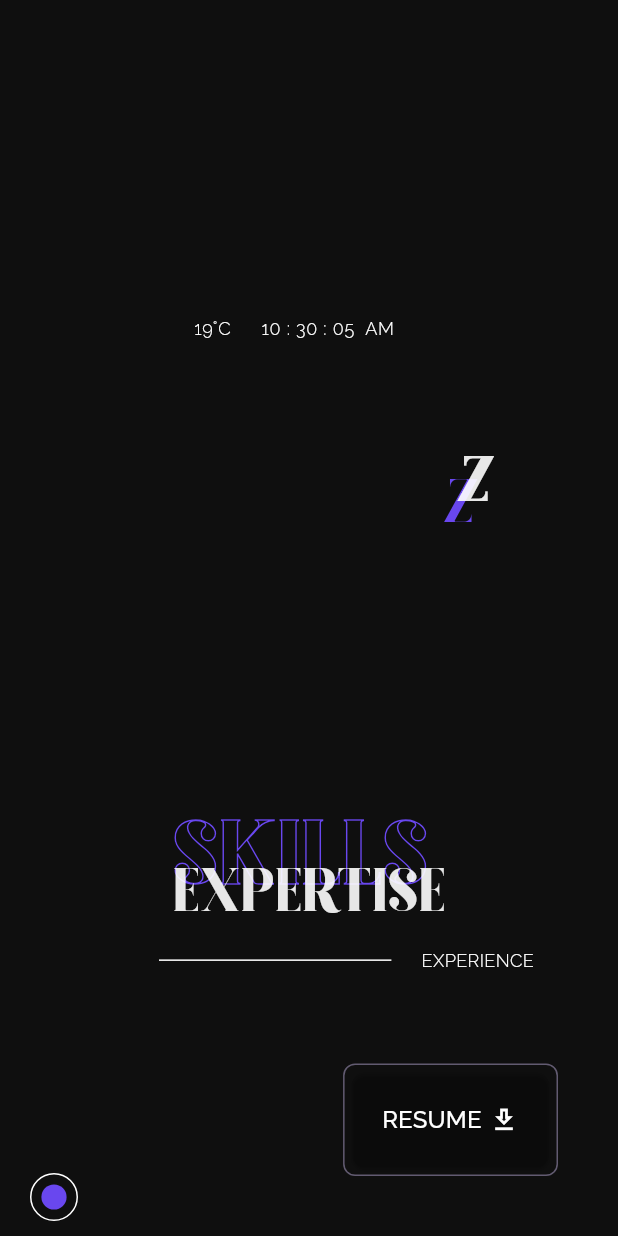
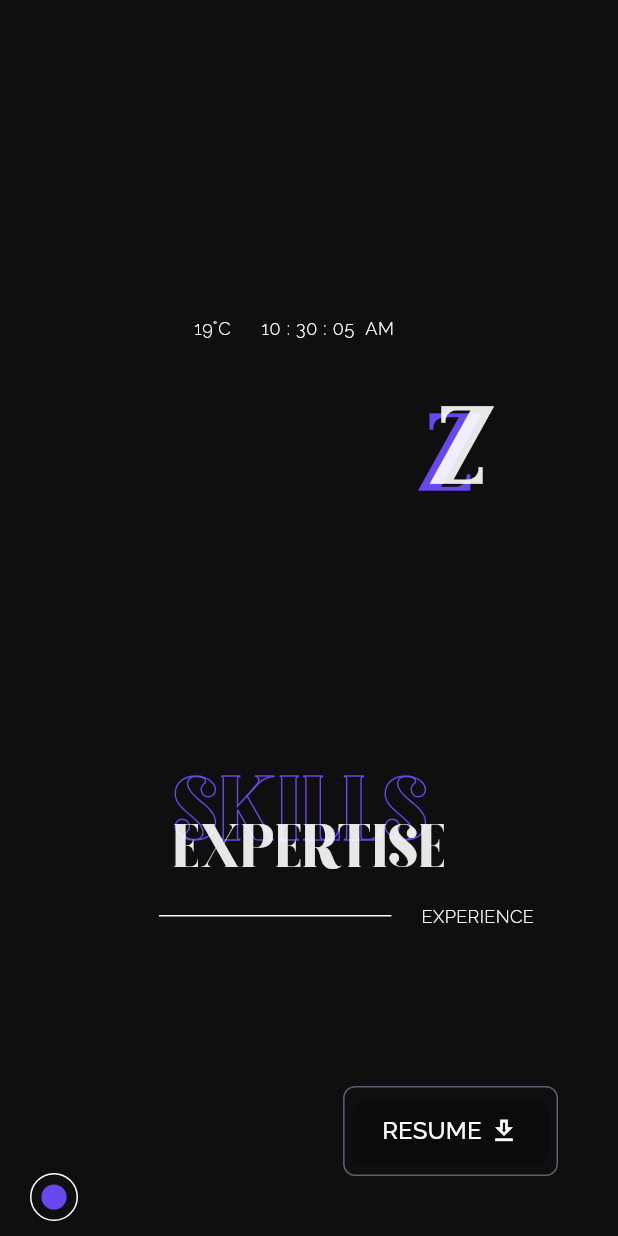
Before and after one commit to haxgert/portfolio, a Flutter app: the screen it shows after launch, scrolled down 576 dp, after a tap on "RESUME", on a phone screen of 412 x 824 dp. Run offline on Flutter 3.47's test engine with Material 3 defaults, Android fonts, the phone set to English and light mode, and no system bars; drawn by our look-alikes of animated_flip_counter, auto_size_text, entry; our stand-ins replace delightful_toast, flutter_svg, go_router, shared_preferences, visibility_detector; missing offline and left inert: flutter_mailer.

Commit message:
responsive issues fix

```diff
--- a/lib/view/pages/home/home_page.dart
+++ b/lib/view/pages/home/home_page.dart
@@ -1,4 +1,5 @@
 import 'package:flutter/material.dart';
+import 'package:muzammil_hussain/extensions/context_ext.dart';
 import 'package:provider/provider.dart';
 
 import '../../../providers/app_state_provider.dart';
@@ -41,9 +42,13 @@ class _HomePageState extends State<HomePage> {
                             : null,
                         children: [
                           HeroView(scrollController: _scrollController),
+                          _HomePageSpacer(),
                           ExperienceView(),
+                          _HomePageSpacer(),
                           RecentWorksView(),
+                          _HomePageSpacer(),
                           ProjectProcessView(),
+                          _HomePageSpacer(),
                           ContactMeView(),
                           FooterView(),
                         ],
@@ -57,3 +62,12 @@ class _HomePageState extends State<HomePage> {
     );
   }
 }
+
+class _HomePageSpacer extends StatelessWidget {
+  const _HomePageSpacer({super.key});
+
+  @override
+  Widget build(BuildContext context) {
+    return SizedBox(height: context.isMobile ? 300 : 400);
+  }
+}
--- a/lib/view/pages/home/views/experience_view.dart
+++ b/lib/view/pages/home/views/experience_view.dart
@@ -16,7 +16,6 @@ class ExperienceView extends StatelessWidget {
     return Column(
       crossAxisAlignment: CrossAxisAlignment.center,
       children: [
-        SizedBox(height: MediaQuery.of(context).size.height * 0.4),
         SectionTitle(
           backgroundText: "SKILLS",
           foreGroundText: "EXPERTISE",
@@ -54,7 +53,7 @@ class ExperienceView extends StatelessWidget {
             ],
           ),
         ),
-        SizedBox(height: 180),
+        SizedBox(height: 50),
         AppButton(
           onTap: () => context.go(Routes.experience),
           child: Row(
--- a/lib/view/pages/home/views/hero_view.dart
+++ b/lib/view/pages/home/views/hero_view.dart
@@ -94,7 +94,7 @@ class _HeroViewState extends State<HeroView> {
                   bottom: _isScrolled
                       ? 300
                       : context.isMobile
-                          ? 300
+                          ? 130
                           : 150,
                   child: OverlappingHeroText(
                     text: "U",
--- a/lib/view/pages/home/views/project_process_web.dart
+++ b/lib/view/pages/home/views/project_process_web.dart
@@ -18,9 +18,6 @@ class ProjectProcessView extends StatelessWidget {
       width: MediaQuery.of(context).size.width,
       child: Column(
         children: [
-          SizedBox(
-            height: MediaQuery.of(context).size.height * 0.3,
-          ),
           SectionTitle(
             backgroundText: "PROCESS",
             foreGroundText: "PROJECT PROCESS",
--- a/lib/view/pages/home/views/recent_works_view.dart
+++ b/lib/view/pages/home/views/recent_works_view.dart
@@ -19,7 +19,6 @@ class RecentWorksView extends StatelessWidget {
   Widget build(BuildContext context) {
     return Column(
       children: [
-        SizedBox(height: 300),
         SectionTitle(
           backgroundText: "WORKS",
           foreGroundText: "RECENT WORKS",
--- a/lib/view/router/router.dart
+++ b/lib/view/router/router.dart
@@ -1,3 +1,4 @@
+import 'package:flutter/material.dart';
 import 'package:go_router/go_router.dart';
 import 'package:muzammil_hussain/view/pages/experience/experience_page.dart';
 import 'package:muzammil_hussain/view/router/route_transition.dart';
@@ -12,23 +13,58 @@ final router = GoRouter(
   routes: [
     GoRoute(
       path: Routes.home,
-      builder: (context, state) => HomePage(),
+      pageBuilder: (context, state) => _buildPageWithDefaultTransition(
+        context: context,
+        state: state,
+        child: HomePage(),
+      ),
     ),
     GoRoute(
       path: Routes.contact,
-      builder: (context, state) => ContactPage(),
+      pageBuilder: (context, state) => _buildPageWithDefaultTransition(
+        context: context,
+        state: state,
+        child: ContactPage(),
+      ),
     ),
     GoRoute(
       path: Routes.about,
-      builder: (context, state) => AboutPage(),
+      pageBuilder: (context, state) => _buildPageWithDefaultTransition(
+        context: context,
+        state: state,
+        child: AboutPage(),
+      ),
     ),
     GoRoute(
       path: Routes.works,
-      builder: (context, state) => WorksPage(),
+      // builder: (context, state) => WorksPage(),
+      pageBuilder: (context, state) => _buildPageWithDefaultTransition(
+        context: context,
+        state: state,
+        child: WorksPage(),
+      ),
     ),
     GoRoute(
       path: Routes.experience,
-      builder: (context, state) => ExperiencePage(),
+      // builder: (context, state) => ExperiencePage(),
+      pageBuilder: (context, state) => _buildPageWithDefaultTransition(
+        context: context,
+        state: state,
+        child: ExperiencePage(),
+      ),
     ),
   ],
 );
+
+CustomTransitionPage _buildPageWithDefaultTransition<T>({
+  required BuildContext context,
+  required GoRouterState state,
+  required Widget child,
+}) {
+  return CustomTransitionPage<T>(
+    key: state.pageKey,
+    child: child,
+    transitionsBuilder: (context, animation, secondaryAnimation, child) =>
+        FadeTransition(opacity: animation, child: child),
+  );
+}
--- a/lib/view/widgets/animated_cursor.dart
+++ b/lib/view/widgets/animated_cursor.dart
@@ -1,4 +1,7 @@
+import 'dart:io';
+
 import 'package:flutter/material.dart';
+import 'package:muzammil_hussain/extensions/context_ext.dart';
 import 'package:muzammil_hussain/view/widgets/nav_bar.dart';
 import 'package:provider/provider.dart';
 
@@ -17,10 +20,12 @@ class AnimatedCursor extends StatelessWidget {
         child: child,
         builder: (context, provider, child) {
           final state = provider.state;
+          // state.decoration
 
           return Stack(
             children: [
               if (child != null) child,
+              if (!context.isMobile) ...[
                 Positioned.fill(
                   child: MouseRegion(
                     opaque: false,
@@ -47,7 +52,6 @@ class AnimatedCursor extends StatelessWidget {
                     ),
                   ),
                 ),
-              ResumeDownloadButton(),
                 Visibility(
                   visible: state.offset != Offset.zero,
                   child: AnimatedPositioned(
@@ -70,6 +74,8 @@ class AnimatedCursor extends StatelessWidget {
                     ),
                   ),
                 ),
+              ],
+              ResumeDownloadButton(),
             ],
           );
         },
--- a/lib/view/widgets/app_button.dart
+++ b/lib/view/widgets/app_button.dart
@@ -1,4 +1,5 @@
 import 'package:flutter/material.dart';
+import 'package:muzammil_hussain/extensions/context_ext.dart';
 
 class AppButton extends StatelessWidget {
   const AppButton({
@@ -20,7 +21,6 @@ class AppButton extends StatelessWidget {
       child: ElevatedButton(
         onPressed: onTap,
         style: ButtonStyle(
-          animationDuration: Duration(milliseconds: 500),
           backgroundColor: WidgetStateProperty.resolveWith(
             (states) => states.contains(WidgetState.hovered)
                 ? Theme.of(context).colorScheme.secondary
@@ -29,7 +29,11 @@ class AppButton extends StatelessWidget {
           shape: WidgetStateProperty.resolveWith((states) =>
               RoundedRectangleBorder(borderRadius: BorderRadius.circular(8))),
           padding: WidgetStateProperty.resolveWith(
-              (states) => EdgeInsets.symmetric(horizontal: 20, vertical: 20)),
+            (states) => EdgeInsets.symmetric(
+              horizontal: 20,
+              vertical: context.isMobile ? 10 : 20,
+            ),
+          ),
         ),
         child: child,
       ),
--- a/lib/view/widgets/nav_bar.dart
+++ b/lib/view/widgets/nav_bar.dart
@@ -146,7 +146,8 @@ class ResumeDownloadButton extends StatelessWidget {
         opacity: 0,
         delay: Duration(seconds: 12),
         duration: Duration(seconds: 14),
-        child: AppButton(
+        child: Consumer<AppStateProvider>(builder: (context, value, child) {
+          return AppButton(
             onTap: () {
               launchUrlString(Constants.resumeURl);
             },
@@ -168,7 +169,8 @@ class ResumeDownloadButton extends StatelessWidget {
                 )
               ],
             ),
-        ),
+          );
+        }),
       ),
     );
   }
--- a/lib/view/widgets/overlapping_text.dart
+++ b/lib/view/widgets/overlapping_text.dart
@@ -65,7 +65,7 @@ class _OverlappingTextState extends State<OverlappingText>
 class OverlappingHeroText extends StatefulWidget {
   const OverlappingHeroText({
     super.key,
-    this.offset = const Offset(-10, 15),
+    this.offset = const Offset(-8, 5),
     required this.text,
     this.backgroundStyle,
     this.backgroundText,
@@ -114,7 +114,8 @@ class _OverlappingHeroTextState extends State<OverlappingHeroText>
                     Theme.of(context).textTheme.headlineLarge?.copyWith(
                           color: Theme.of(context).colorScheme.secondary,
                           fontSize: context
-                              .getResponsiveValue([40, 80, 120]).toDouble(),
+                              .getResponsiveValue([70, 80, 120]).toDouble(),
+                          fontWeight: FontWeight.bold,
                         ),
               ),
             ),
@@ -123,7 +124,7 @@ class _OverlappingHeroTextState extends State<OverlappingHeroText>
             widget.text,
             style: Theme.of(context).textTheme.headlineLarge?.copyWith(
                   fontSize:
-                      context.getResponsiveValue([40, 80, 120]).toDouble(),
+                      context.getResponsiveValue([70, 80, 120]).toDouble(),
                   fontWeight: FontWeight.bold,
                 ),
           ),
```
Also changed, not shown: lib/extensions/context_ext.dart (+1 -9 lines), lib/view/pages/contact/contact_page.dart (+10 -4 lines), 1 other file. Lines whose indentation alone changed are shown as unchanged.
